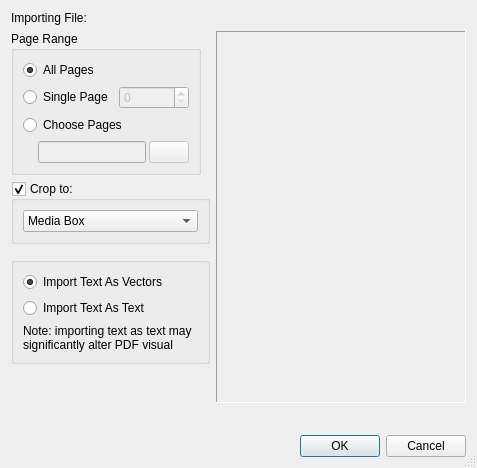
This is scribus/plugins/import/pdf/pdfimportoptions.ui in scribusproject/scribus as Qt 5 draws it before an edit. The edited form follows.
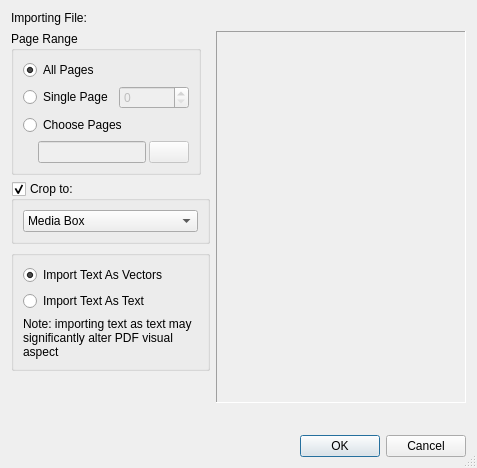
This is the edited form. Custom widgets are drawn as their Qt base class.

Commit message: Align PDF text import mode groupbox to top

Patch:
```diff
--- a/scribus/plugins/import/pdf/pdfimportoptions.ui
+++ b/scribus/plugins/import/pdf/pdfimportoptions.ui
@@ -175,7 +175,7 @@
          </layout>
         </widget>
        </item>
-       <item>
+       <item alignment="Qt::AlignTop">
         <widget class="QGroupBox" name="groupBox_2">
          <property name="sizePolicy">
           <sizepolicy hsizetype="Preferred" vsizetype="Maximum">
```
